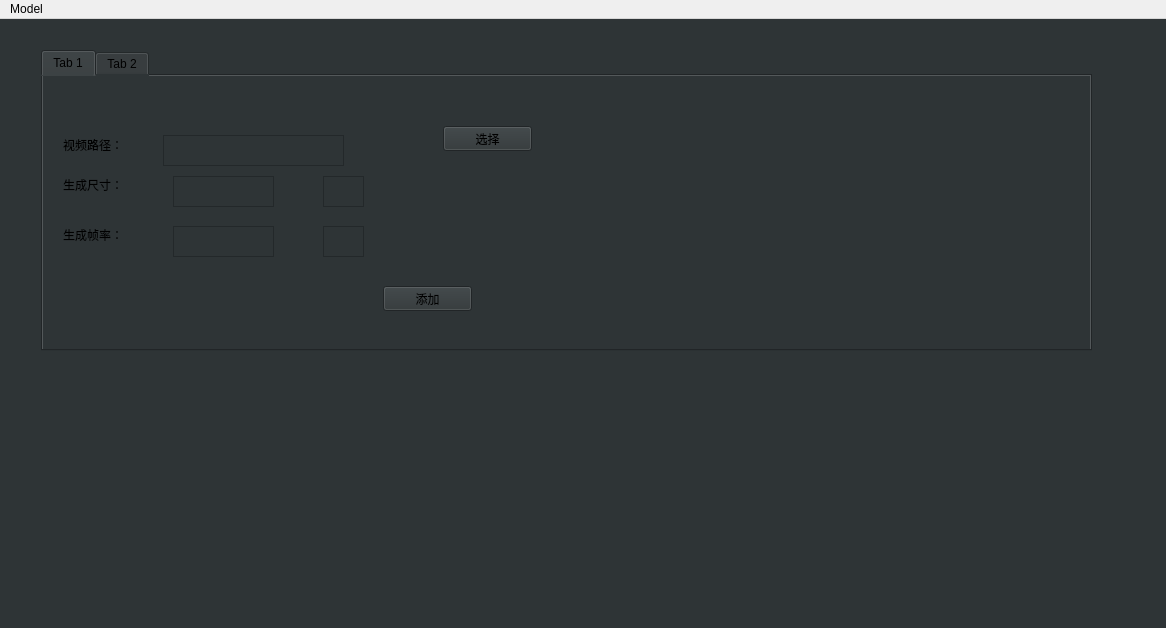
Qt form mainwindow.ui (Rareay/tian_video_cut_connect) before a commit.
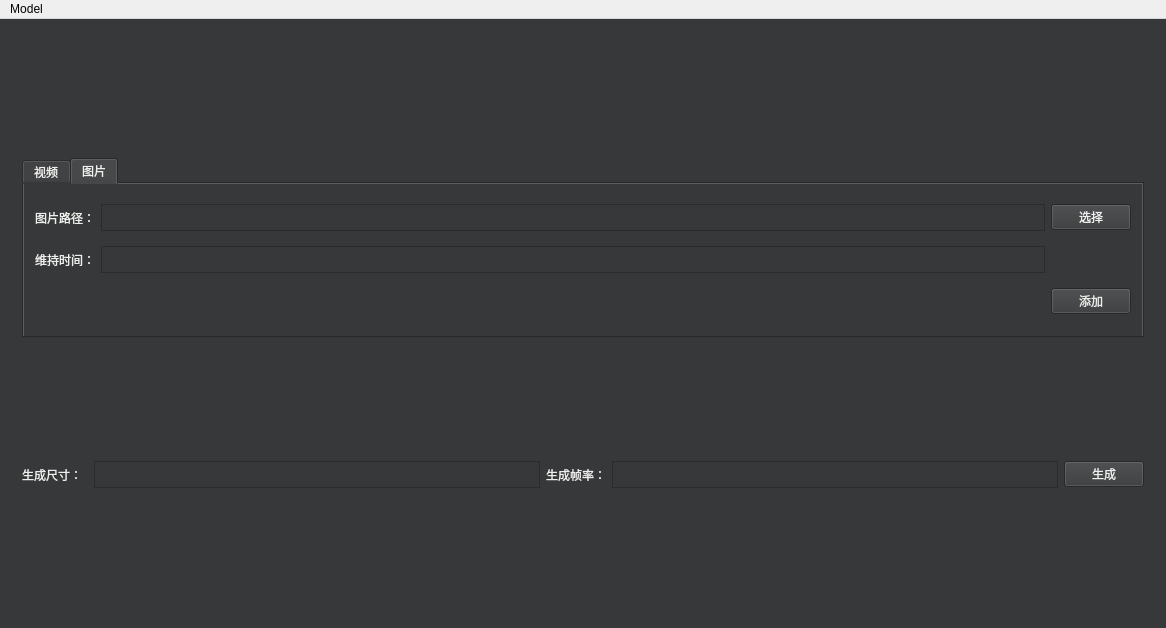
The same form after that commit. The open tabs and pages were chosen to show the change. Custom widgets are drawn as their Qt base class.

Commit message: 实现了视频的连接

```diff
--- a/mainwindow.ui
+++ b/mainwindow.ui
@@ -15,7 +15,7 @@
   </property>
   <widget class="QWidget" name="centralWidget">
    <property name="styleSheet">
-    <string notr="true">background-color: rgb(46, 52, 54);</string>
+    <string notr="true">background-color: rgb(54, 56, 58);</string>
    </property>
    <layout class="QVBoxLayout" name="verticalLayout">
     <item>
@@ -150,165 +150,282 @@
        </layout>
       </widget>
       <widget class="QWidget" name="page_2">
-       <widget class="QTabWidget" name="tabWidget">
-        <property name="geometry">
-         <rect>
-          <x>30</x>
-          <y>20</y>
-          <width>1051</width>
-          <height>301</height>
-         </rect>
-        </property>
-        <property name="currentIndex">
-         <number>1</number>
-        </property>
-        <widget class="QWidget" name="tab">
-         <attribute name="title">
-          <string>Tab 1</string>
-         </attribute>
-         <widget class="QLabel" name="label_2">
-          <property name="geometry">
-           <rect>
-            <x>20</x>
-            <y>60</y>
-            <width>67</width>
-            <height>17</height>
-           </rect>
+       <layout class="QGridLayout" name="gridLayout_6">
+        <item row="2" column="5">
+         <widget class="QPushButton" name="pushButton_crate">
+          <property name="maximumSize">
+           <size>
+            <width>80</width>
+            <height>16777215</height>
+           </size>
           </property>
-          <property name="text">
-           <string>视频路径：</string>
+          <property name="styleSheet">
+           <string notr="true">color: rgb(238, 238, 236);</string>
           </property>
-         </widget>
-         <widget class="QTextBrowser" name="textBrowser_2">
-          <property name="geometry">
-           <rect>
-            <x>130</x>
-            <y>100</y>
-            <width>101</width>
-            <height>31</height>
-           </rect>
-          </property>
-         </widget>
-         <widget class="QPushButton" name="pushButton_2">
-          <property name="geometry">
-           <rect>
-            <x>400</x>
-            <y>50</y>
-            <width>89</width>
-            <height>25</height>
-           </rect>
-          </property>
           <property name="text">
-           <string>选择</string>
+           <string>生成</string>
           </property>
          </widget>
-         <widget class="QLabel" name="label_3">
-          <property name="geometry">
-           <rect>
-            <x>20</x>
-            <y>100</y>
-            <width>67</width>
-            <height>17</height>
-           </rect>
-          </property>
-          <property name="text">
-           <string>生成尺寸：</string>
-          </property>
-         </widget>
-         <widget class="QLabel" name="label_4">
-          <property name="geometry">
-           <rect>
-            <x>20</x>
-            <y>150</y>
-            <width>67</width>
-            <height>17</height>
-           </rect>
+        </item>
+        <item row="2" column="3">
+         <widget class="QLabel" name="label_8">
+          <property name="styleSheet">
+           <string notr="true">color: rgb(238, 238, 236);</string>
           </property>
           <property name="text">
            <string>生成帧率：</string>
           </property>
          </widget>
-         <widget class="QTextEdit" name="textEdit">
-          <property name="geometry">
-           <rect>
-            <x>120</x>
-            <y>59</y>
-            <width>181</width>
-            <height>31</height>
-           </rect>
-          </property>
-         </widget>
-         <widget class="QTextEdit" name="textEdit_2">
-          <property name="geometry">
-           <rect>
-            <x>280</x>
-            <y>100</y>
-            <width>41</width>
-            <height>31</height>
-           </rect>
-          </property>
-         </widget>
-         <widget class="QTextBrowser" name="textBrowser_3">
-          <property name="geometry">
-           <rect>
-            <x>130</x>
-            <y>150</y>
-            <width>101</width>
-            <height>31</height>
-           </rect>
-          </property>
-         </widget>
-         <widget class="QTextEdit" name="textEdit_3">
-          <property name="geometry">
-           <rect>
-            <x>280</x>
-            <y>150</y>
-            <width>41</width>
-            <height>31</height>
-           </rect>
-          </property>
-         </widget>
-         <widget class="QPushButton" name="pushButton_3">
-          <property name="geometry">
-           <rect>
-            <x>340</x>
-            <y>210</y>
-            <width>89</width>
-            <height>25</height>
-           </rect>
+        </item>
+        <item row="2" column="0">
+         <widget class="QLabel" name="label_7">
+          <property name="styleSheet">
+           <string notr="true">color: rgb(238, 238, 236);</string>
           </property>
           <property name="text">
-           <string>添加</string>
+           <string>生成尺寸：</string>
           </property>
          </widget>
-         <widget class="VideoList" name="videoList_2">
-          <property name="geometry">
-           <rect>
-            <x>90</x>
-            <y>320</y>
-            <width>520</width>
-            <height>45</height>
-           </rect>
+        </item>
+        <item row="2" column="2">
+         <widget class="QTextEdit" name="textEdit_crate_size">
+          <property name="maximumSize">
+           <size>
+            <width>16777215</width>
+            <height>27</height>
+           </size>
           </property>
          </widget>
-        </widget>
-        <widget class="QWidget" name="tab_2">
-         <attribute name="title">
-          <string>Tab 2</string>
-         </attribute>
-        </widget>
-       </widget>
-       <widget class="QWidget" name="verticalLayoutWidget_4">
-        <property name="geometry">
-         <rect>
-          <x>40</x>
-          <y>380</y>
-          <width>991</width>
-          <height>161</height>
-         </rect>
-        </property>
-        <layout class="QVBoxLayout" name="verticalLayout_3"/>
-       </widget>
+        </item>
+        <item row="2" column="4">
+         <widget class="QTextEdit" name="textEdit_crate_fps">
+          <property name="maximumSize">
+           <size>
+            <width>16777215</width>
+            <height>27</height>
+           </size>
+          </property>
+          <property name="styleSheet">
+           <string notr="true">color: rgb(238, 238, 236);</string>
+          </property>
+         </widget>
+        </item>
+        <item row="1" column="0" colspan="5">
+         <layout class="QGridLayout" name="gridLayout_3"/>
+        </item>
+        <item row="0" column="0" colspan="6">
+         <widget class="QTabWidget" name="tabWidget">
+          <property name="minimumSize">
+           <size>
+            <width>0</width>
+            <height>180</height>
+           </size>
+          </property>
+          <property name="maximumSize">
+           <size>
+            <width>16777215</width>
+            <height>180</height>
+           </size>
+          </property>
+          <property name="toolTip">
+           <string>&lt;html&gt;&lt;head/&gt;&lt;body&gt;&lt;p&gt;&lt;br/&gt;&lt;/p&gt;&lt;/body&gt;&lt;/html&gt;</string>
+          </property>
+          <property name="whatsThis">
+           <string>&lt;html&gt;&lt;head/&gt;&lt;body&gt;&lt;p&gt;&lt;br/&gt;&lt;/p&gt;&lt;/body&gt;&lt;/html&gt;</string>
+          </property>
+          <property name="styleSheet">
+           <string notr="true">color: rgb(238, 238, 236);</string>
+          </property>
+          <property name="currentIndex">
+           <number>0</number>
+          </property>
+          <widget class="QWidget" name="tab_1">
+           <attribute name="title">
+            <string>视频</string>
+           </attribute>
+           <layout class="QGridLayout" name="gridLayout_4">
+            <item row="0" column="1">
+             <widget class="QTextEdit" name="textEdit_path1">
+              <property name="maximumSize">
+               <size>
+                <width>16777215</width>
+                <height>27</height>
+               </size>
+              </property>
+              <property name="styleSheet">
+               <string notr="true">color: rgb(238, 238, 236);</string>
+              </property>
+             </widget>
+            </item>
+            <item row="0" column="0">
+             <widget class="QLabel" name="label_2">
+              <property name="styleSheet">
+               <string notr="true">color: rgb(238, 238, 236);</string>
+              </property>
+              <property name="text">
+               <string>视频路径：</string>
+              </property>
+             </widget>
+            </item>
+            <item row="1" column="0">
+             <widget class="QLabel" name="label_3">
+              <property name="styleSheet">
+               <string notr="true">color: rgb(238, 238, 236);</string>
+              </property>
+              <property name="text">
+               <string>生成尺寸：</string>
+              </property>
+             </widget>
+            </item>
+            <item row="2" column="0">
+             <widget class="QLabel" name="label_4">
+              <property name="styleSheet">
+               <string notr="true">color: rgb(238, 238, 236);</string>
+              </property>
+              <property name="text">
+               <string>生成帧率：</string>
+              </property>
+             </widget>
+            </item>
+            <item row="0" column="2">
+             <widget class="QPushButton" name="pushButton_path1">
+              <property name="maximumSize">
+               <size>
+                <width>80</width>
+                <height>16777215</height>
+               </size>
+              </property>
+              <property name="styleSheet">
+               <string notr="true">color: rgb(238, 238, 236);</string>
+              </property>
+              <property name="text">
+               <string>选择</string>
+              </property>
+             </widget>
+            </item>
+            <item row="2" column="1">
+             <widget class="QTextBrowser" name="textBrowser_fps">
+              <property name="maximumSize">
+               <size>
+                <width>16777215</width>
+                <height>27</height>
+               </size>
+              </property>
+              <property name="styleSheet">
+               <string notr="true">color: rgb(238, 238, 236);</string>
+              </property>
+             </widget>
+            </item>
+            <item row="1" column="1">
+             <widget class="QTextBrowser" name="textBrowser_size">
+              <property name="maximumSize">
+               <size>
+                <width>16777215</width>
+                <height>27</height>
+               </size>
+              </property>
+              <property name="styleSheet">
+               <string notr="true">color: rgb(238, 238, 236);</string>
+              </property>
+             </widget>
+            </item>
+            <item row="3" column="2">
+             <widget class="QPushButton" name="pushButton_add_1">
+              <property name="maximumSize">
+               <size>
+                <width>80</width>
+                <height>16777215</height>
+               </size>
+              </property>
+              <property name="styleSheet">
+               <string notr="true">color: rgb(238, 238, 236);</string>
+              </property>
+              <property name="text">
+               <string>添加</string>
+              </property>
+             </widget>
+            </item>
+           </layout>
+          </widget>
+          <widget class="QWidget" name="tab_2">
+           <attribute name="title">
+            <string>图片</string>
+           </attribute>
+           <layout class="QGridLayout" name="gridLayout_5">
+            <item row="0" column="5">
+             <widget class="QPushButton" name="pushButton_path_2">
+              <property name="maximumSize">
+               <size>
+                <width>80</width>
+                <height>16777215</height>
+               </size>
+              </property>
+              <property name="text">
+               <string>选择</string>
+              </property>
+             </widget>
+            </item>
+            <item row="2" column="0">
+             <widget class="QLabel" name="label_6">
+              <property name="styleSheet">
+               <string notr="true">color: rgb(238, 238, 236);</string>
+              </property>
+              <property name="text">
+               <string>维持时间：</string>
+              </property>
+             </widget>
+            </item>
+            <item row="0" column="0">
+             <widget class="QLabel" name="label">
+              <property name="text">
+               <string>图片路径：</string>
+              </property>
+             </widget>
+            </item>
+            <item row="3" column="5">
+             <widget class="QPushButton" name="pushButton_add_2">
+              <property name="maximumSize">
+               <size>
+                <width>80</width>
+                <height>16777215</height>
+               </size>
+              </property>
+              <property name="styleSheet">
+               <string notr="true">color: rgb(238, 238, 236);</string>
+              </property>
+              <property name="text">
+               <string>添加</string>
+              </property>
+             </widget>
+            </item>
+            <item row="2" column="1">
+             <widget class="QTextEdit" name="textEdit_time">
+              <property name="maximumSize">
+               <size>
+                <width>16777215</width>
+                <height>27</height>
+               </size>
+              </property>
+              <property name="styleSheet">
+               <string notr="true">color: rgb(238, 238, 236);</string>
+              </property>
+             </widget>
+            </item>
+            <item row="0" column="1">
+             <widget class="QTextEdit" name="textEdit_path2">
+              <property name="maximumSize">
+               <size>
+                <width>16777215</width>
+                <height>27</height>
+               </size>
+              </property>
+             </widget>
+            </item>
+           </layout>
+          </widget>
+         </widget>
+        </item>
+       </layout>
       </widget>
      </widget>
     </item>
@@ -370,11 +487,6 @@
    <extends>QWidget</extends>
    <header>slidingmicrobar.h</header>
   </customwidget>
-  <customwidget>
-   <class>VideoList</class>
-   <extends>QWidget</extends>
-   <header>videolist.h</header>
-  </customwidget>
  </customwidgets>
  <resources/>
  <connections/>
```
Left out of the diff: 5 changed lines with no effect on the pictures. The commit also changes 3 other files.
